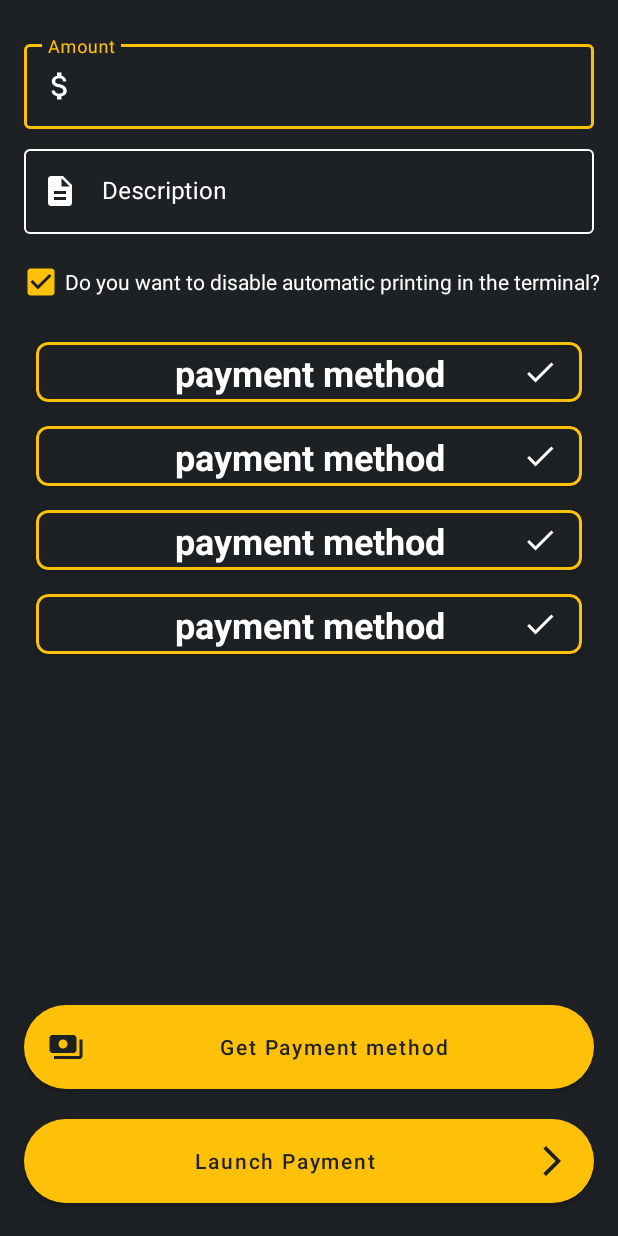
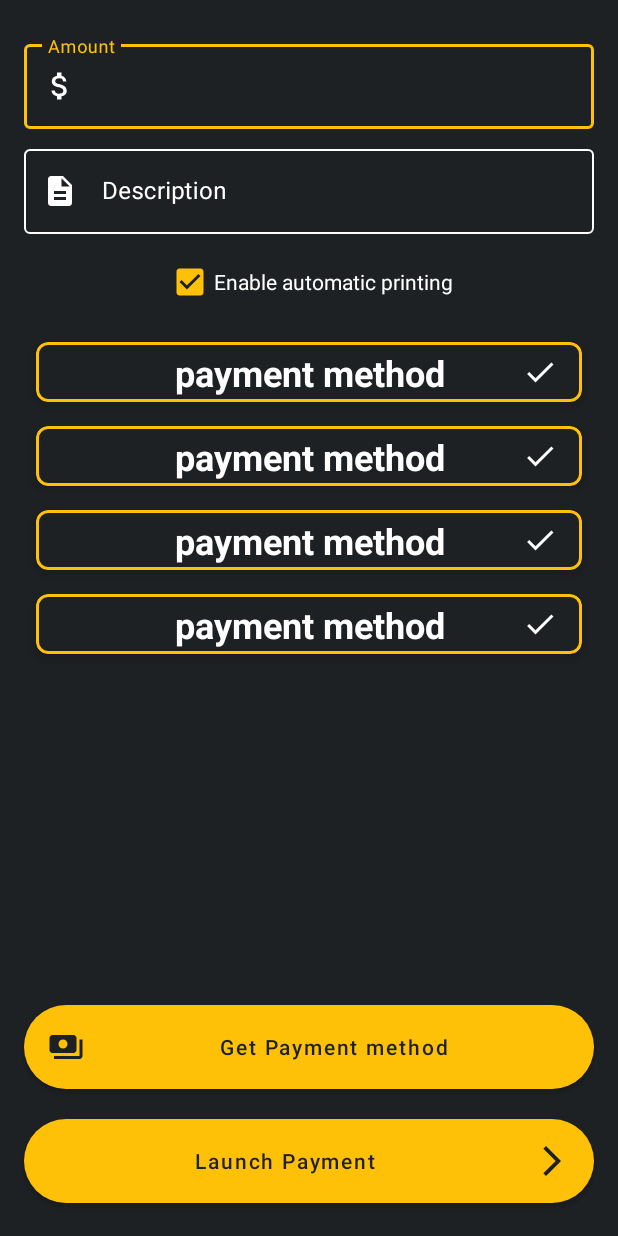
Before and after one commit to mercadolibre/point-mainapp-demo-android, an Android app: the layout point_mainapp_demo_app_activity_payment_launcher.xml on its own in the app's theme, with its tools: preview values and no code run, on a phone screen of 412 x 824 dp. Run offline under Robolectric (Android 15) with nearby library versions, the phone set to English and light mode, and no system bars.

Commit message:
Update strings.xml
update message printing on terminal

```diff
--- a/app/src/main/res/values/strings.xml
+++ b/app/src/main/res/values/strings.xml
@@ -65,5 +65,5 @@
     <string name="point_mainapp_demo_app_version_name">Version app: %s</string>
 
     <!-- payment flow -->
-    <string name="point_mainapp_demo_app_description_is_automatic_printing">Do you want to disable automatic printing in the terminal?</string>
+    <string name="point_mainapp_demo_app_description_is_automatic_printing">Enable automatic printing</string>
 </resources>
```
